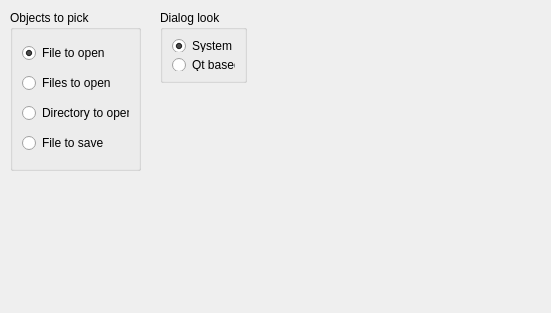
Qt form examples/Core/pathpicker/mainwindow.ui (xxxcliu/qsint) before a commit.
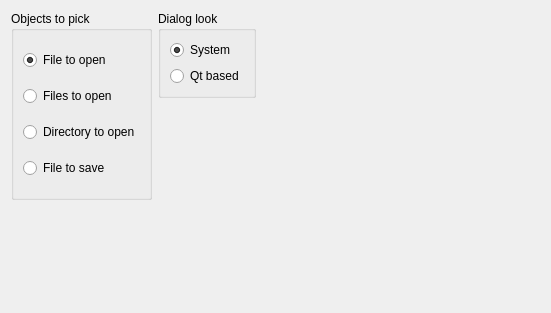
The same form after that commit. Custom widgets are drawn as their Qt base class.

The edit to the form file:
```diff
--- a/examples/Core/pathpicker/mainwindow.ui
+++ b/examples/Core/pathpicker/mainwindow.ui
@@ -13,25 +13,9 @@
   <property name="windowTitle">
    <string>PathPicker Example</string>
   </property>
-  <widget class="QSint::PathPicker" name="PathPicker">
-   <property name="geometry">
-    <rect>
-     <x>10</x>
-     <y>210</y>
-     <width>521</width>
-     <height>31</height>
-    </rect>
-   </property>
-  </widget>
+  <layout class="QGridLayout" name="gridLayout">
+   <item row="0" column="0" rowspan="2">
   <widget class="QGroupBox" name="groupBox">
-   <property name="geometry">
-    <rect>
-     <x>10</x>
-     <y>10</y>
-     <width>131</width>
-     <height>161</height>
-    </rect>
-   </property>
    <property name="title">
     <string>Objects to pick</string>
    </property>
@@ -69,15 +53,9 @@
     </item>
    </layout>
   </widget>
+   </item>
+   <item row="0" column="1">
   <widget class="QGroupBox" name="groupBox_2">
-   <property name="geometry">
-    <rect>
-     <x>160</x>
-     <y>10</y>
-     <width>87</width>
-     <height>73</height>
-    </rect>
-   </property>
    <property name="title">
     <string>Dialog look</string>
    </property>
@@ -101,6 +79,50 @@
     </item>
    </layout>
   </widget>
+   </item>
+   <item row="0" column="3">
+    <spacer name="horizontalSpacer">
+     <property name="orientation">
+      <enum>Qt::Horizontal</enum>
+     </property>
+     <property name="sizeHint" stdset="0">
+      <size>
+       <width>275</width>
+       <height>20</height>
+      </size>
+     </property>
+    </spacer>
+   </item>
+   <item row="1" column="1">
+    <spacer name="verticalSpacer_2">
+     <property name="orientation">
+      <enum>Qt::Vertical</enum>
+     </property>
+     <property name="sizeHint" stdset="0">
+      <size>
+       <width>20</width>
+       <height>94</height>
+      </size>
+     </property>
+    </spacer>
+   </item>
+   <item row="2" column="0" colspan="4">
+    <widget class="QSint::PathPicker" name="PathPicker" native="true"/>
+   </item>
+   <item row="3" column="2">
+    <spacer name="verticalSpacer">
+     <property name="orientation">
+      <enum>Qt::Vertical</enum>
+     </property>
+     <property name="sizeHint" stdset="0">
+      <size>
+       <width>20</width>
+       <height>94</height>
+      </size>
+     </property>
+    </spacer>
+   </item>
+  </layout>
  </widget>
  <customwidgets>
   <customwidget>
```
Lines whose indentation alone changed are shown as unchanged.
